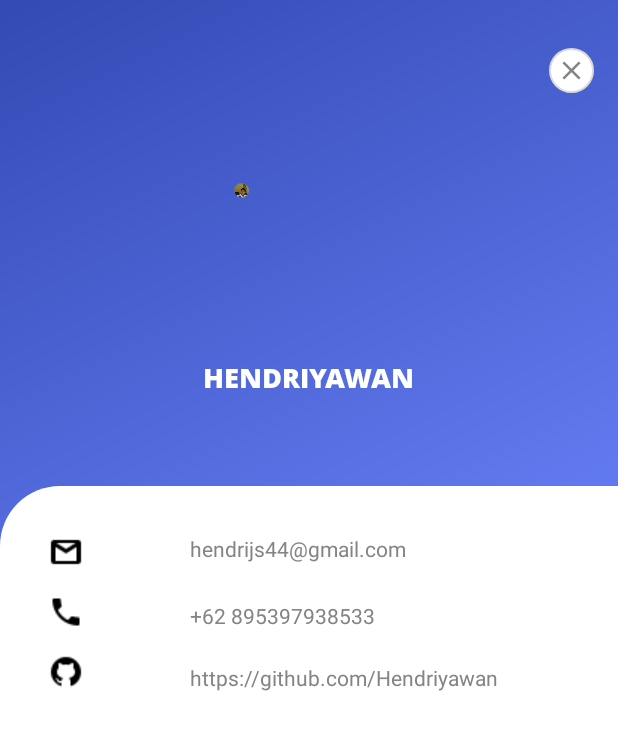
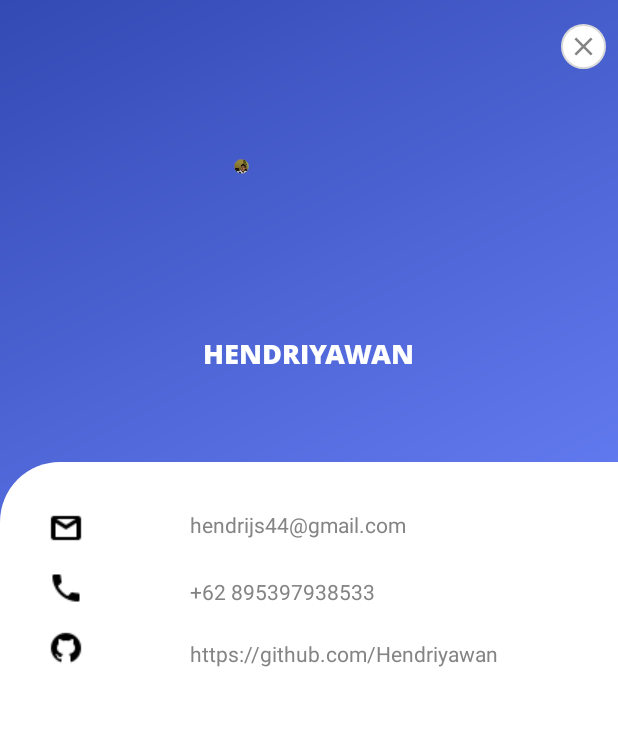
Before and after one commit to Hendriyawan/PariwisataAppUIUX, an Android app: the screen it shows after launch (MainActivity), after a tap on "About", on a phone screen of 412 x 824 dp. Shown: the top 730 px of the screen. Run offline under Robolectric (Android 15) with nearby library versions, the phone set to English and light mode, and no system bars; our stand-ins replace ButterKnife, CircleImageView; libraries missing offline, so code that uses them is left out: com.ramotion.cardslider.

```diff
--- a/app/src/main/java/com/hdev/pariwisata/view/MainActivity.java
+++ b/app/src/main/java/com/hdev/pariwisata/view/MainActivity.java
@@ -1,11 +1,12 @@
 package com.hdev.pariwisata.view;
 
+import android.graphics.drawable.Drawable;
+import android.graphics.drawable.LayerDrawable;
 import android.os.Bundle;
 import android.util.Log;
 import android.view.Menu;
 import android.view.MenuItem;
 import android.view.View;
-import android.view.animation.Animation;
 import android.view.animation.AnimationUtils;
 import android.widget.ImageView;
 import android.widget.LinearLayout;
@@ -67,6 +68,7 @@ public class MainActivity extends AppCompatActivity {
 
     private WisataAdapter wisataAdapter;
     private BottomSheetBehavior bottomSheetBehavior;
+    private CardSliderLayoutManager cardSliderLayoutManager;
 
     @Override
     protected void onCreate(Bundle savedInstanceState) {
@@ -145,10 +147,11 @@ public class MainActivity extends AppCompatActivity {
 
     //Init RecyclerView foto
     private void initRecyclerViewFoto(String[] files) {
+        cardSliderLayoutManager = new CardSliderLayoutManager(this);
+        recyclerViewFoto.setLayoutManager(cardSliderLayoutManager);
         FotoWisataAdapter fotoWisataAdapter = new FotoWisataAdapter(this);
         fotoWisataAdapter.setFotos(files);
         recyclerViewFoto.setAdapter(fotoWisataAdapter);
-        recyclerViewFoto.setLayoutManager(new CardSliderLayoutManager(this));
         //new CardSnapHelper().attachToRecyclerView(recyclerViewFoto);
     }
 
--- a/app/src/main/res/layout/activity_main.xml
+++ b/app/src/main/res/layout/activity_main.xml
@@ -4,7 +4,7 @@
     android:layout_width="match_parent"
     android:layout_height="match_parent"
     android:orientation="vertical"
-    android:background="@drawable/bg_content_bottom_sheet"
+    android:background="@drawable/bg_content_bottom_sheet_gradient"
     android:fitsSystemWindows="true"
     tools:context=".view.MainActivity">
 
--- a/app/src/main/res/layout/content_bottom_sheet.xml
+++ b/app/src/main/res/layout/content_bottom_sheet.xml
@@ -5,7 +5,7 @@
     android:id="@+id/bottom_sheet_main"
     android:layout_width="match_parent"
     android:layout_height="match_parent"
-    android:background="@drawable/bg_content_bottom_sheet"
+    android:background="@drawable/bg_content_bottom_sheet_gradient"
     android:clickable="false"
     android:elevation="@dimen/design_appbar_elevation"
     android:fitsSystemWindows="true"
@@ -16,7 +16,7 @@
     <RelativeLayout
         android:layout_width="match_parent"
         android:layout_height="wrap_content"
-        android:layout_marginTop="32dp"
+        android:layout_marginTop="@dimen/activity_vertical_margin"
         android:orientation="horizontal">
 
         <ImageView
@@ -25,7 +25,7 @@
             android:layout_height="30dp"
             android:layout_alignParentEnd="true"
             android:layout_centerInParent="true"
-            android:layout_marginEnd="@dimen/activity_horizontal_margin"
+            android:layout_marginEnd="8dp"
             android:background="@drawable/bg_button_close_bottom_sheet"
             android:contentDescription="@null"
             android:src="@drawable/ic_close"
```
Also changed, not shown: app/src/main/res/drawable/bg_content_bottom_sheet_gradient.xml (renamed from app/src/main/res/drawable/bg_content_bottom_sheet.xml), 4 other files.
